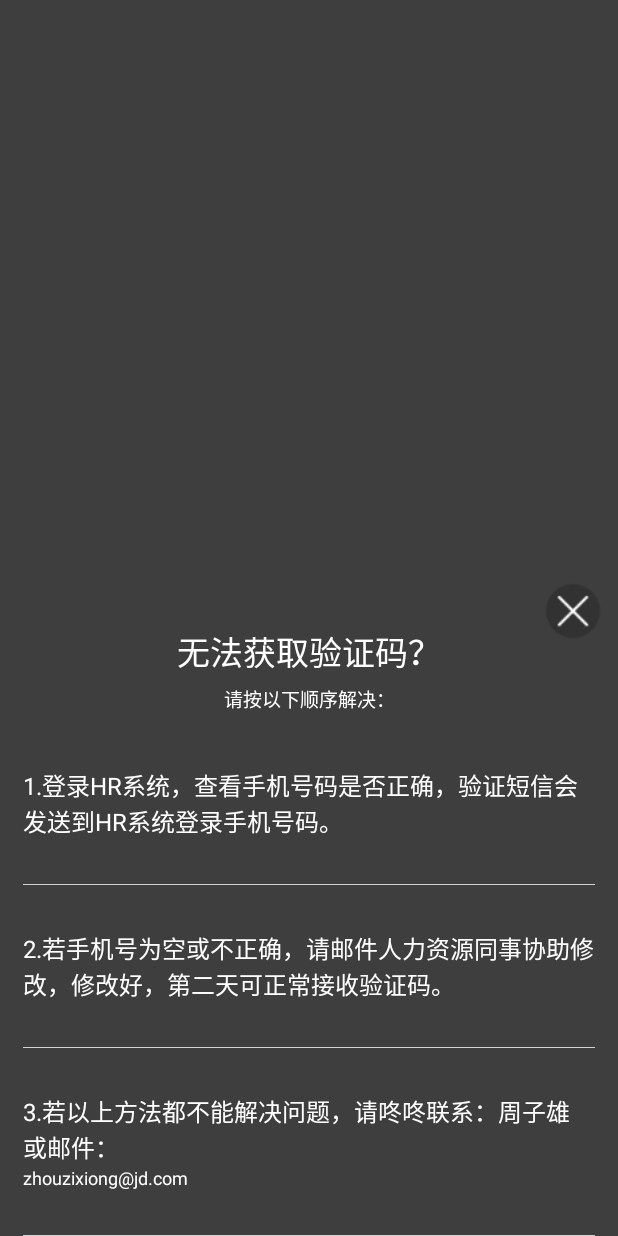
After one commit to xingyes/zoo, an Android app: the layout login_help.xml on its own in the app's theme, with its tools: preview values and no code run, on a phone screen of 412 x 824 dp. The commit adds this screen. Run offline under Robolectric (Android 15) with nearby library versions, the phone set to English and light mode, and no system bars.

Commit message:
loginViewModel:vm 模式 增加BindingAdapter自定义setter方法设置帮助，并添加邮件问题dialog

```diff
--- /dev/null
+++ b/app/src/main/res/layout/login_help.xml
@@ -0,0 +1,107 @@
+<?xml version="1.0" encoding="utf-8"?>
+<RelativeLayout xmlns:android="http://schemas.android.com/apk/res/android"
+                android:layout_width="match_parent"
+                android:layout_height="match_parent">
+
+    <RelativeLayout
+        android:id="@+id/popup_window_bottom_mask"
+        android:layout_width="match_parent"
+        android:layout_height="match_parent"
+        android:background="@color/c_000000"
+        android:alpha="0.75"/>
+
+    <RelativeLayout
+        android:layout_width="match_parent"
+        android:layout_height="wrap_content"
+        android:layout_alignParentBottom="true">
+
+        <LinearLayout
+            android:id="@+id/popup_window_bottom_content"
+            android:layout_width="match_parent"
+            android:layout_height="wrap_content"
+            android:paddingTop="15dp"
+            android:paddingLeft="15dp"
+            android:paddingRight="15dp"
+            android:orientation="vertical">
+
+            <TextView
+                android:layout_width="match_parent"
+                android:layout_height="wrap_content"
+                android:layout_marginTop="25dp"
+                android:gravity="center"
+                android:text="@string/login_help_1"
+                android:textColor="@color/c_FFFFFF"
+                android:textSize="22dp"/>
+
+            <TextView
+                android:layout_width="match_parent"
+                android:layout_height="wrap_content"
+                android:layout_marginTop="5dp"
+                android:gravity="center"
+                android:text="@string/login_help_2"
+                android:textColor="@color/c_FFFFFF"
+                android:textSize="12.5dp"/>
+
+            <TextView
+                android:layout_width="match_parent"
+                android:layout_height="wrap_content"
+                android:layout_marginTop="35dp"
+                android:text="@string/login_help_3"
+                android:textColor="@color/c_FFFFFF"
+                android:textSize="16dp"/>
+
+            <TextView
+                android:layout_width="match_parent"
+                android:layout_height="0.5dp"
+                android:layout_marginTop="30dp"
+                android:background="@color/c_D2D4D6"/>
+
+            <TextView
+                android:layout_width="match_parent"
+                android:layout_height="wrap_content"
+                android:layout_marginTop="30dp"
+                android:text="@string/login_help_4"
+                android:textColor="@color/c_FFFFFF"
+                android:textSize="16dp"/>
+
+            <TextView
+                android:layout_width="match_parent"
+                android:layout_height="0.5dp"
+                android:layout_marginTop="30dp"
+                android:background="@color/c_D2D4D6"/>
+
+            <TextView
+                android:layout_width="match_parent"
+                android:layout_height="wrap_content"
+                android:layout_marginTop="30dp"
+                android:text="@string/login_help_5"
+                android:textColor="@color/c_FFFFFF"
+                android:textSize="16dp"/>
+
+            <TextView
+                android:id="@+id/support_email"
+                android:layout_width="match_parent"
+                android:layout_height="wrap_content"
+                android:text="@string/login_support_email"
+                android:textColor="@color/c_FFFFFF"
+                android:textSize="12dp"/>
+
+            <TextView
+                android:layout_width="match_parent"
+                android:layout_height="0.5dp"
+                android:layout_marginTop="30dp"
+                android:background="@color/c_D2D4D6"/>
+
+        </LinearLayout>
+
+        <ImageView
+            android:padding="10dp"
+            android:id="@+id/popup_window_bottom_close"
+            android:layout_width="60dp"
+            android:layout_height="60dp"
+            android:layout_alignParentRight="true"
+            android:src="@mipmap/icon_close"/>
+
+    </RelativeLayout>
+
+</RelativeLayout>
--- a/app/src/main/res/values/strings.xml
+++ b/app/src/main/res/values/strings.xml
@@ -81,9 +81,7 @@
 	<string name="please_input_username">请输入用户名</string>
 	<string name="please_input_verifycode">请输入验证码</string>
 	<string name="pswd_not_empty">密码不能为空</string>
-    <string name="get_help_1">无法获取验证码，请联系管理员获取</string>
-    <string name="get_help_2">帮助</string>
-    <string name="get_help_3">。</string>
+    <string name="get_help_1">无法获取验证码，请联系管理员获取帮助。</string>
 
     <string name="login_help_1">无法获取验证码？</string>
     <string name="login_help_2">请按以下顺序解决：</string>
```
Also changed, not shown: app/src/main/java/com/xingye/netzoo/zooapplication/login/LoginActivity.java (+4 -34 lines), app/src/main/java/com/xingye/netzoo/zooapplication/login/LoginViewModel.java (+55 -2 lines), app/src/main/res/layout/activity_login.xml (+14 -46 lines), app/src/main/res/mipmap-xhdpi/icon_close.png (added).
